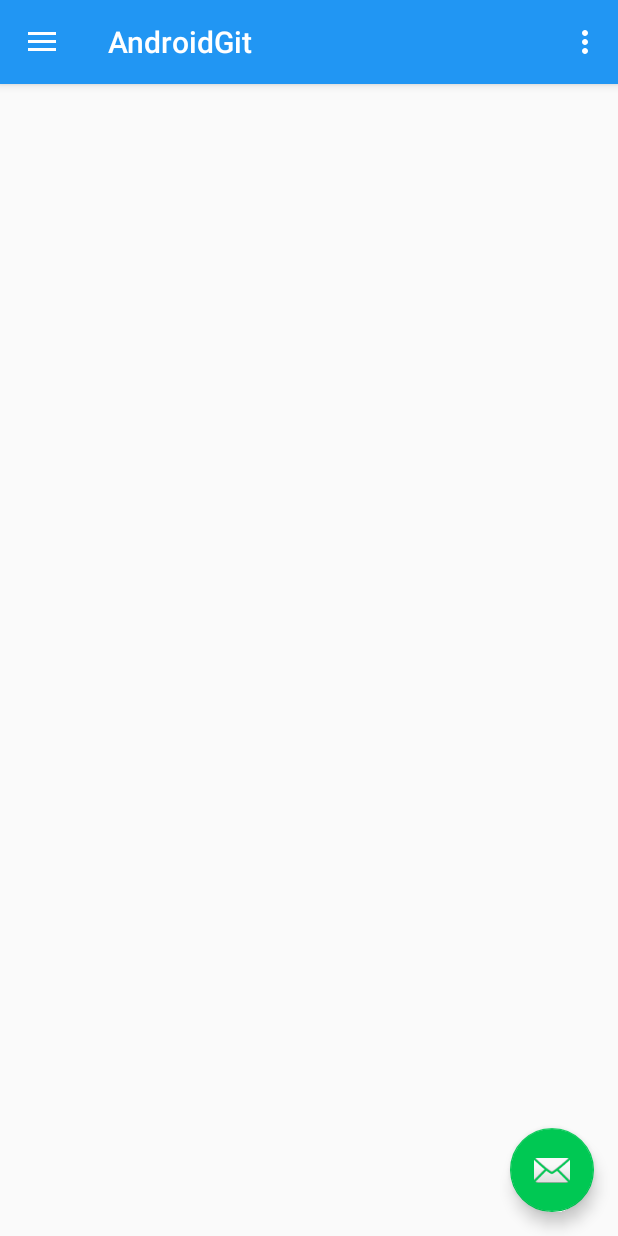
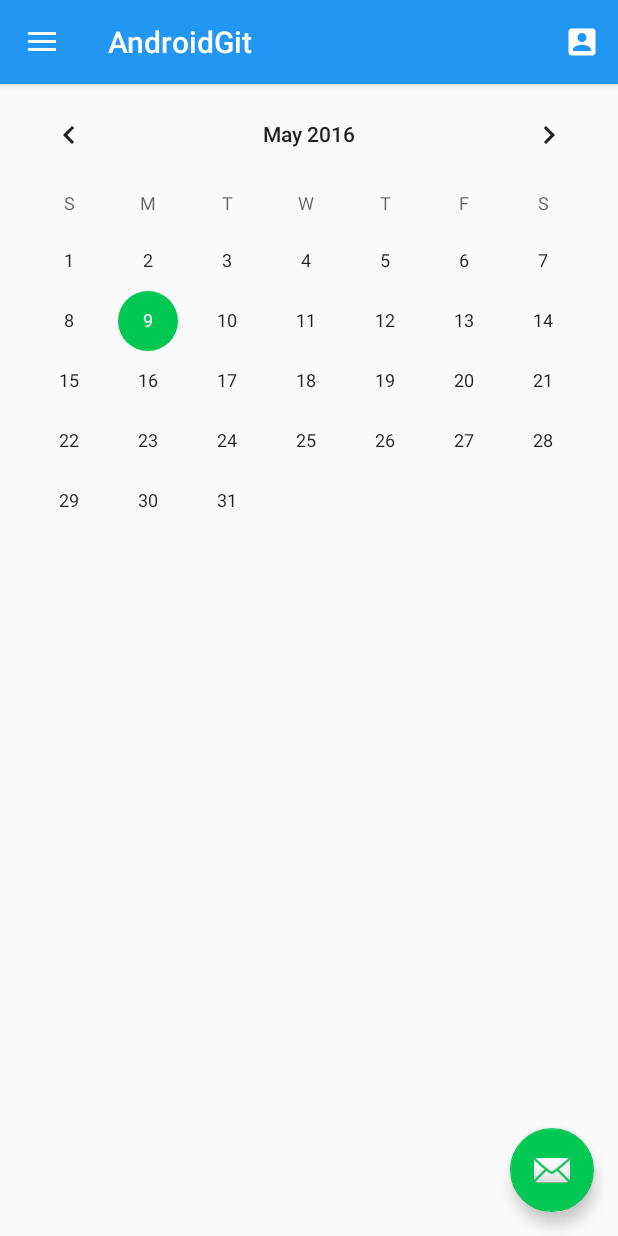
Before and after one commit to thedoctor46super/Android, an Android app: the screen it shows after launch (NavigationActivity), in the side drawer, after a tap on "Calendar", on a phone screen of 412 x 824 dp. Run offline under Robolectric (Android 15) with nearby library versions, the phone set to English and light mode, and no system bars.

Commit message:
nav menu, icons

```diff
--- a/app/src/main/java/com/maurizio/androidgit/NavigationActivity.java
+++ b/app/src/main/java/com/maurizio/androidgit/NavigationActivity.java
@@ -2,15 +2,10 @@ package com.maurizio.androidgit;
 
 import android.net.Uri;
 import android.os.Bundle;
-import android.support.design.widget.BottomSheetDialogFragment;
 import android.support.design.widget.FloatingActionButton;
 import android.support.design.widget.Snackbar;
-import android.support.v4.app.DialogFragment;
 import android.support.v4.app.Fragment;
 import android.support.v4.app.FragmentTransaction;
-import android.support.v4.app.ListFragment;
-import android.support.v7.app.AppCompatDialogFragment;
-import android.support.v7.app.MediaRouteDiscoveryFragment;
 import android.view.View;
 import android.support.design.widget.NavigationView;
 import android.support.v4.view.GravityCompat;
@@ -24,13 +19,11 @@ import android.view.MenuItem;
 import layout.CalendarFragment;
 import layout.LoginFragment;
 import layout.MapFragment;
-import layout.PlusOneFragment;
 
 public class NavigationActivity extends AppCompatActivity implements
         NavigationView.OnNavigationItemSelectedListener,
         LoginFragment.OnFragmentInteractionListener,
         MapFragment.OnFragmentInteractionListener,
-        PlusOneFragment.OnFragmentInteractionListener,
         CalendarFragment.OnFragmentInteractionListener {
 
     @Override
@@ -41,6 +34,7 @@ public class NavigationActivity extends AppCompatActivity implements
         setSupportActionBar(toolbar);
 
         FloatingActionButton fab = (FloatingActionButton) findViewById(R.id.fab);
+        assert fab != null;
         fab.setOnClickListener(new View.OnClickListener() {
             @Override
             public void onClick(View view) {
@@ -52,16 +46,19 @@ public class NavigationActivity extends AppCompatActivity implements
         DrawerLayout drawer = (DrawerLayout) findViewById(R.id.drawer_layout);
         ActionBarDrawerToggle toggle = new ActionBarDrawerToggle(
                 this, drawer, toolbar, R.string.navigation_drawer_open, R.string.navigation_drawer_close);
-        drawer.setDrawerListener(toggle);
+        assert drawer != null;
+        drawer.addDrawerListener(toggle);
         toggle.syncState();
 
         NavigationView navigationView = (NavigationView) findViewById(R.id.nav_view);
+        assert navigationView != null;
         navigationView.setNavigationItemSelectedListener(this);
     }
 
     @Override
     public void onBackPressed() {
         DrawerLayout drawer = (DrawerLayout) findViewById(R.id.drawer_layout);
+        assert drawer != null;
         if (drawer.isDrawerOpen(GravityCompat.START)) {
             drawer.closeDrawer(GravityCompat.START);
         } else {
@@ -84,8 +81,11 @@ public class NavigationActivity extends AppCompatActivity implements
         int id = item.getItemId();
 
         //noinspection SimplifiableIfStatement
-        if (id == R.id.action_settings) {
-            return true;
+        if (id == R.id.action_login) {
+            Fragment fragment = new LoginFragment();
+            FragmentTransaction ft = getSupportFragmentManager().beginTransaction();
+            ft.replace(R.id.mainFrame, fragment);
+            ft.commit();
         }
 
         return super.onOptionsItemSelected(item);
@@ -100,14 +100,13 @@ public class NavigationActivity extends AppCompatActivity implements
         FragmentTransaction ft = getSupportFragmentManager().beginTransaction();
 
         if (id == R.id.nav_profile) {
-            // Handle the camera action
             fragment = new LoginFragment();
         } else if (id == R.id.nav_map) {
             fragment = new MapFragment();
         } else if (id == R.id.nav_calendar) {
+            fragment = new CalendarFragment();
+        } else if (id == R.id.nav_share) {
 
-        } else if (id == R.id.nav_share) {
-            fragment = new PlusOneFragment();
         } else if (id == R.id.nav_send) {
 
         }
@@ -116,6 +115,7 @@ public class NavigationActivity extends AppCompatActivity implements
         ft.commit();
 
         DrawerLayout drawer = (DrawerLayout) findViewById(R.id.drawer_layout);
+        assert drawer != null;
         drawer.closeDrawer(GravityCompat.START);
         return true;
     }
--- /dev/null
+++ b/app/src/main/res/drawable-xxhdpi/ic_menu_profile_white.xml
@@ -0,0 +1,9 @@
+<vector xmlns:android="http://schemas.android.com/apk/res/android"
+        android:width="24dp"
+        android:height="24dp"
+        android:viewportWidth="24.0"
+        android:viewportHeight="24.0">
+    <path
+        android:fillColor="#FFFFFF"
+        android:pathData="M3,5v14c0,1.1 0.89,2 2,2h14c1.1,0 2,-0.9 2,-2V5c0,-1.1 -0.9,-2 -2,-2H5c-1.11,0 -2,0.9 -2,2zm12,4c0,1.66 -1.34,3 -3,3s-3,-1.34 -3,-3 1.34,-3 3,-3 3,1.34 3,3zm-9,8c0,-2 4,-3.1 6,-3.1s6,1.1 6,3.1v1H6v-1z"/>
+</vector>
--- /dev/null
+++ b/app/src/main/res/drawable/ic_menu_calendar.xml
@@ -0,0 +1,9 @@
+<vector xmlns:android="http://schemas.android.com/apk/res/android"
+        android:width="24dp"
+        android:height="24dp"
+        android:viewportWidth="24.0"
+        android:viewportHeight="24.0">
+    <path
+        android:fillColor="#FF000000"
+        android:pathData="M17,12h-5v5h5v-5zM16,1v2H8V1H6v2H5c-1.11,0 -1.99,0.9 -1.99,2L3,19c0,1.1 0.89,2 2,2h14c1.1,0 2,-0.9 2,-2V5c0,-1.1 -0.9,-2 -2,-2h-1V1h-2zm3,18H5V8h14v11z"/>
+</vector>
--- /dev/null
+++ b/app/src/main/res/drawable/ic_menu_map.xml
@@ -0,0 +1,9 @@
+<vector xmlns:android="http://schemas.android.com/apk/res/android"
+        android:width="24dp"
+        android:height="24dp"
+        android:viewportWidth="24.0"
+        android:viewportHeight="24.0">
+    <path
+        android:fillColor="#FF000000"
+        android:pathData="M20.5,3l-0.16,0.03L15,5.1 9,3 3.36,4.9c-0.21,0.07 -0.36,0.25 -0.36,0.48V20.5c0,0.28 0.22,0.5 0.5,0.5l0.16,-0.03L9,18.9l6,2.1 5.64,-1.9c0.21,-0.07 0.36,-0.25 0.36,-0.48V3.5c0,-0.28 -0.22,-0.5 -0.5,-0.5zM15,19l-6,-2.11V5l6,2.11V19z"/>
+</vector>
--- /dev/null
+++ b/app/src/main/res/drawable/ic_menu_profile.xml
@@ -0,0 +1,9 @@
+<vector xmlns:android="http://schemas.android.com/apk/res/android"
+        android:width="24dp"
+        android:height="24dp"
+        android:viewportWidth="24.0"
+        android:viewportHeight="24.0">
+    <path
+        android:fillColor="#FF000000"
+        android:pathData="M3,5v14c0,1.1 0.89,2 2,2h14c1.1,0 2,-0.9 2,-2V5c0,-1.1 -0.9,-2 -2,-2H5c-1.11,0 -2,0.9 -2,2zm12,4c0,1.66 -1.34,3 -3,3s-3,-1.34 -3,-3 1.34,-3 3,-3 3,1.34 3,3zm-9,8c0,-2 4,-3.1 6,-3.1s6,1.1 6,3.1v1H6v-1z"/>
+</vector>
--- a/app/src/main/res/menu/activity_navigation_drawer.xml
+++ b/app/src/main/res/menu/activity_navigation_drawer.xml
@@ -4,15 +4,15 @@
     <group android:checkableBehavior="single">
         <item
             android:id="@+id/nav_profile"
-            android:icon="@drawable/ic_menu_camera"
+            android:icon="@drawable/ic_menu_profile"
             android:title="@string/menu_profile" />
         <item
             android:id="@+id/nav_map"
-            android:icon="@drawable/ic_menu_gallery"
+            android:icon="@drawable/ic_menu_map"
             android:title="@string/menu_map" />
         <item
             android:id="@+id/nav_calendar"
-            android:icon="@drawable/ic_menu_slideshow"
+            android:icon="@drawable/ic_menu_calendar"
             android:title="@string/menu_calendar" />
     </group>
 
--- a/app/src/main/res/menu/navigation.xml
+++ b/app/src/main/res/menu/navigation.xml
@@ -2,8 +2,9 @@
 <menu xmlns:android="http://schemas.android.com/apk/res/android"
     xmlns:app="http://schemas.android.com/apk/res-auto">
     <item
-        android:id="@+id/action_settings"
+        android:id="@+id/action_login"
         android:orderInCategory="100"
-        android:title="@string/action_settings"
-        app:showAsAction="never" />
+        android:title="@string/action_login"
+        android:icon="@drawable/ic_menu_profile_white"
+        app:showAsAction="always" />
 </menu>
```
Also changed, not shown: app/src/main/java/layout/PlusOneFragment.java (deleted, +0 -128 lines), app/src/main/res/layout/fragment_login.xml (+4 -17 lines), app/src/main/res/layout/fragment_plus_one.xml (deleted, +0 -14 lines), app/src/main/res/menu/menu_main.xml (+5 -4 lines).
